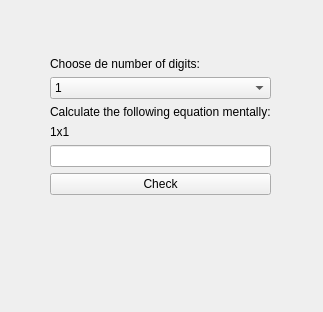
The window that QtApp/MentalMathGame.ui (RodolfoAndrade/BrainTrainer) describes before a commit, drawn with Qt 5.
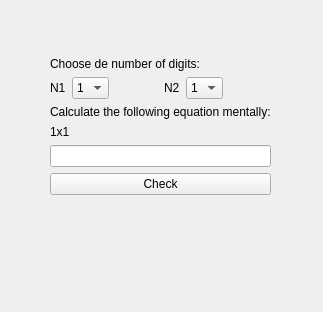
The same window after the commit.

Commit message: adding image to readme; changing MentalMath interface

Patch:
```diff
--- a/QtApp/MentalMathGame.ui
+++ b/QtApp/MentalMathGame.ui
@@ -62,7 +62,16 @@
           </widget>
          </item>
          <item>
-          <widget class="QComboBox" name="numberDigits">
+          <layout class="QHBoxLayout" name="horizontalLayout_2">
+           <item>
+            <widget class="QLabel" name="label_4">
+             <property name="text">
+              <string>N1</string>
+             </property>
+            </widget>
+           </item>
+           <item>
+            <widget class="QComboBox" name="n1">
            <property name="currentText">
             <string>1</string>
            </property>
@@ -73,15 +82,59 @@
            </item>
            <item>
             <property name="text">
-             <string>1.2</string>
-            </property>
-           </item>
+               <string>2</string>
+              </property>
+             </item>
+            </widget>
+           </item>
            <item>
+            <spacer name="horizontalSpacer_3">
+             <property name="orientation">
+              <enum>Qt::Horizontal</enum>
+             </property>
+             <property name="sizeHint" stdset="0">
+              <size>
+               <width>40</width>
+               <height>20</height>
+              </size>
+             </property>
+            </spacer>
+           </item>
+           <item>
+            <widget class="QLabel" name="label_3">
             <property name="text">
+              <string>N2</string>
+             </property>
+            </widget>
+           </item>
+           <item>
+            <widget class="QComboBox" name="n2">
+             <item>
+              <property name="text">
+               <string>1</string>
+              </property>
+             </item>
+             <item>
+              <property name="text">
              <string>2</string>
             </property>
            </item>
           </widget>
+           </item>
+           <item>
+            <spacer name="horizontalSpacer_4">
+             <property name="orientation">
+              <enum>Qt::Horizontal</enum>
+             </property>
+             <property name="sizeHint" stdset="0">
+              <size>
+               <width>40</width>
+               <height>20</height>
+              </size>
+             </property>
+            </spacer>
+           </item>
+          </layout>
          </item>
          <item>
           <widget class="QLabel" name="label">
```
Lines whose indentation alone changed are shown as unchanged. The commit also changes 8 other files.
